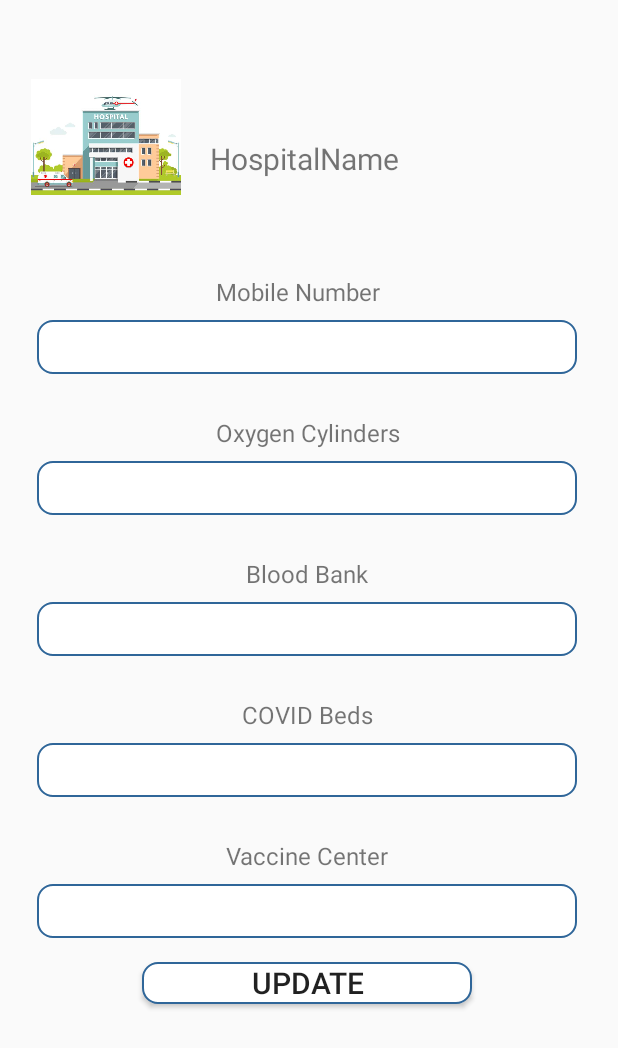
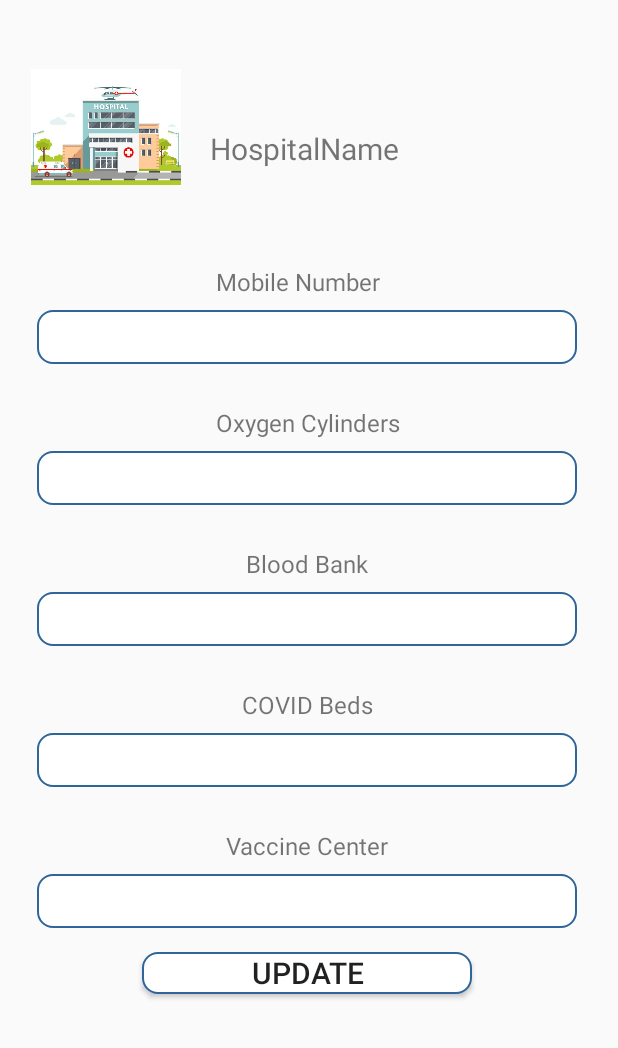
Before and after one commit to PrekshaPankhuri/abcd, an Android app: the layout activity_hospital_info_pop.xml on its own in the app's theme, with its tools: preview values and no code run, on a phone screen of 412 x 824 dp. Shown: the top 1048 px of the screen. Run offline under Robolectric (Android 15) with nearby library versions, the phone set to English and light mode, and no system bars.

Commit message:
resolved issue with hospital info

```diff
--- a/app/src/main/java/coding/insight/cleanuiloginregister/HospitalInfoPop.java
+++ b/app/src/main/java/coding/insight/cleanuiloginregister/HospitalInfoPop.java
@@ -45,7 +45,7 @@ public class HospitalInfoPop extends AppCompatActivity {
         setContentView(R.layout.activity_hospital_info_pop);
 
 
-       /* btnhosupdate = findViewById(R.id.btnhosupdate);
+       btnhosupdate = findViewById(R.id.btnhosupdate);
         HospitalName = findViewById(R.id.HospitalName);
         mbedit = findViewById(R.id.mbedit);
         oxedit = findViewById(R.id.oxedit);
@@ -94,7 +94,7 @@ public class HospitalInfoPop extends AppCompatActivity {
                   }
               });
           }
-      }); */
+      });
 
     }
 }
--- a/app/src/main/res/layout/activity_hospital_info_pop.xml
+++ b/app/src/main/res/layout/activity_hospital_info_pop.xml
@@ -1,11 +1,14 @@
 <?xml version="1.0" encoding="utf-8"?>
-<androidx.constraintlayout.widget.ConstraintLayout xmlns:android="http://schemas.android.com/apk/res/android"
+<ScrollView xmlns:android="http://schemas.android.com/apk/res/android"
     xmlns:app="http://schemas.android.com/apk/res-auto"
     xmlns:tools="http://schemas.android.com/tools"
     android:layout_width="match_parent"
     android:layout_height="match_parent"
     tools:context=".HospitalInfoPop">
-
+    <androidx.constraintlayout.widget.ConstraintLayout
+        android:layout_width="match_parent"
+        android:layout_height="match_parent"
+        >
     <androidx.constraintlayout.widget.Guideline
         android:id="@+id/guideline7"
         android:layout_width="wrap_content"
@@ -182,12 +185,15 @@
             android:layout_width="220dp"
             android:layout_height="28dp"
             android:layout_marginTop="16dp"
+            android:layout_marginBottom="32dp"
             android:background="@drawable/rounded"
             android:gravity="center"
             android:text="Update"
             android:textSize="20dp"
+            app:layout_constraintBottom_toBottomOf="parent"
             app:layout_constraintEnd_toStartOf="@+id/guideline8"
             app:layout_constraintHorizontal_bias="0.493"
             app:layout_constraintStart_toStartOf="@+id/guideline7"
             app:layout_constraintTop_toBottomOf="@+id/vacedit" />
     </androidx.constraintlayout.widget.ConstraintLayout>
+</ScrollView>
```
Lines whose indentation alone changed are shown as unchanged.
